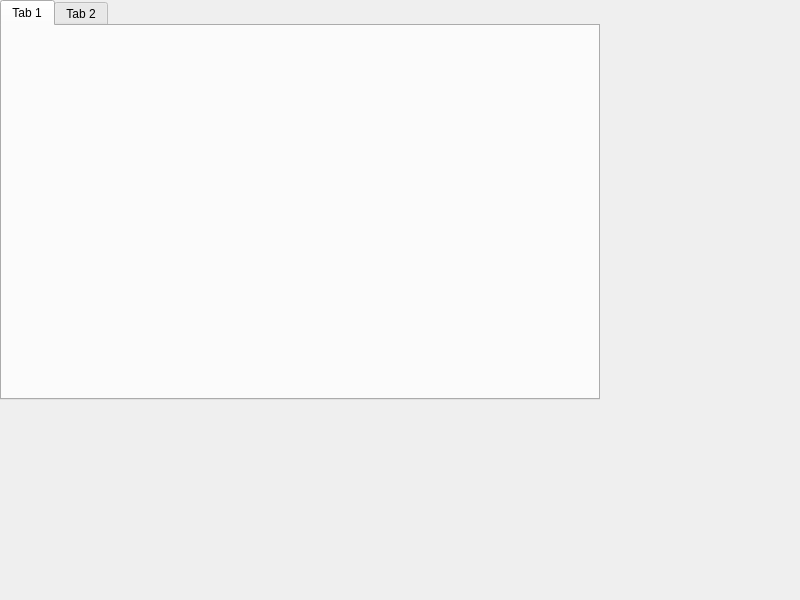
Qt form QtGuiApplicationTest/QtGuiApplicationTest/QtGuiApplicationTest.ui (xautshuanglong/QtLearningRepository) before a commit.
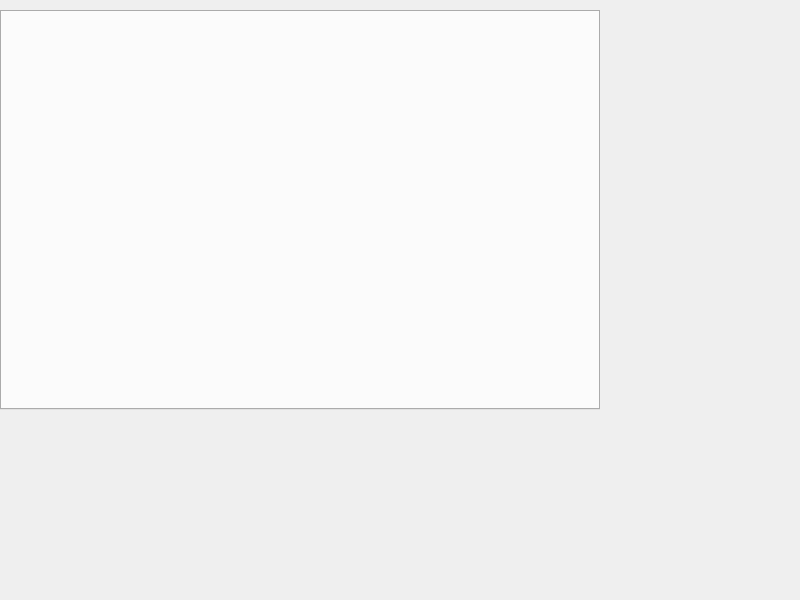
The same form after that commit.

Commit message: add child page to mainTabWidget

The edit to the form file:
```diff
--- a/QtGuiApplicationTest/QtGuiApplicationTest/QtGuiApplicationTest.ui
+++ b/QtGuiApplicationTest/QtGuiApplicationTest/QtGuiApplicationTest.ui
@@ -24,7 +24,7 @@
     <property name="geometry">
      <rect>
       <x>0</x>
-      <y>0</y>
+      <y>10</y>
       <width>600</width>
       <height>400</height>
      </rect>
@@ -38,16 +38,6 @@
     <property name="currentIndex">
      <number>0</number>
     </property>
-    <widget class="QWidget" name="firtPage">
-     <attribute name="title">
-      <string>Tab 1</string>
-     </attribute>
-    </widget>
-    <widget class="QWidget" name="settingPage">
-     <attribute name="title">
-      <string>Tab 2</string>
-     </attribute>
-    </widget>
    </widget>
   </widget>
  </widget>
```
Left out of the diff: 2 changed lines with no effect on the pictures. The commit also changes 12 other files.
